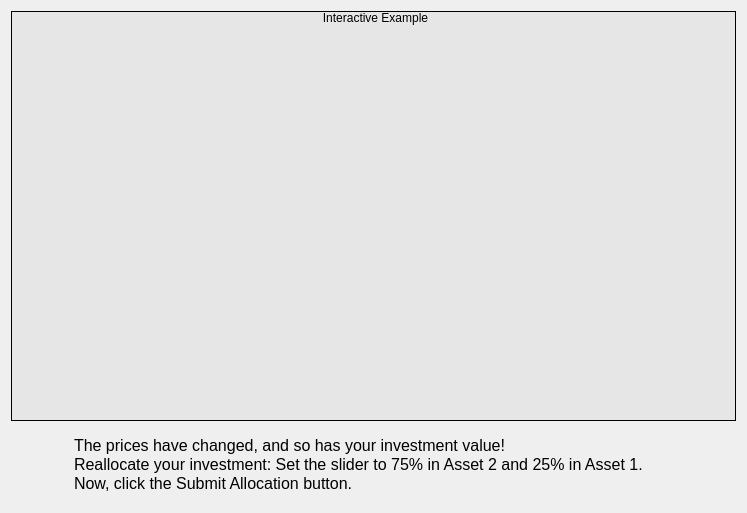
Qt form MarketSimulation/instructionscreentest2.ui (dwattttt/marketsim) before a commit.
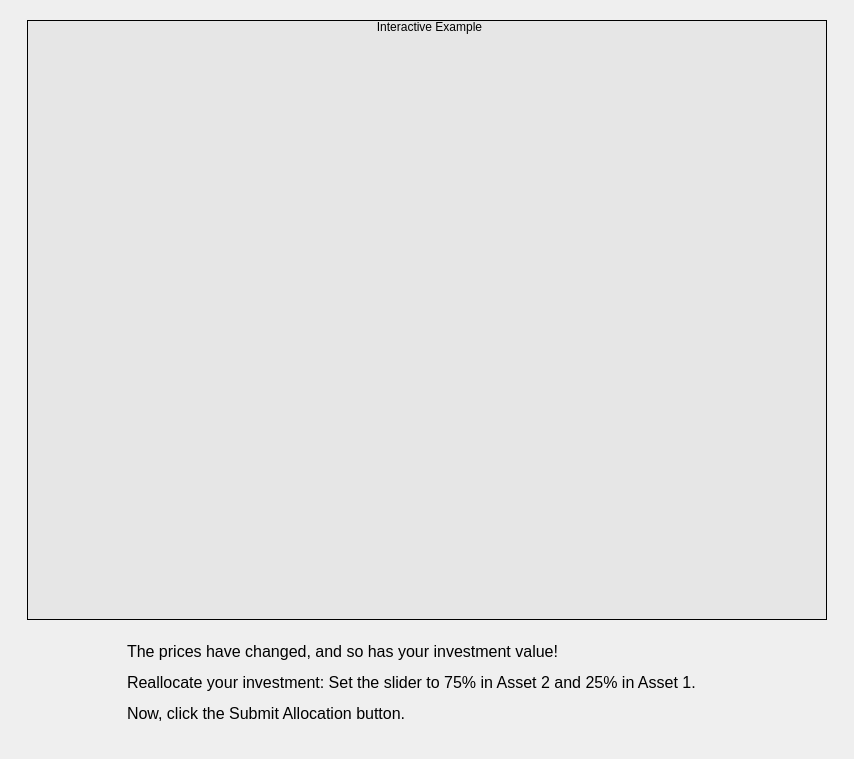
The same form after that commit. Custom widgets are drawn as their Qt base class.

Commit message: Completed most of Digsy's latest screen changes  * Screen 2 add "the"  * Screen 3 captilisation, new sentence  * Screen 5 revert text add spacing,  * Screen 6 spacing  * Screen 7 line change  * Set fixed size for simulation and screenshot, QPictureLabel causing some lingering issues  * Screen 10 rewrite text  * Screen 13 blank out previous once allocation submitted

```diff
--- a/MarketSimulation/instructionscreentest2.ui
+++ b/MarketSimulation/instructionscreentest2.ui
@@ -6,26 +6,48 @@
    <rect>
     <x>0</x>
     <y>0</y>
-    <width>747</width>
-    <height>513</height>
+    <width>854</width>
+    <height>759</height>
    </rect>
   </property>
   <property name="windowTitle">
    <string>Form</string>
   </property>
-  <layout class="QVBoxLayout" name="verticalLayout_3">
+  <layout class="QHBoxLayout" name="horizontalLayout">
+   <item>
+    <spacer name="horizontalSpacer_2">
+     <property name="orientation">
+      <enum>Qt::Horizontal</enum>
+     </property>
+     <property name="sizeHint" stdset="0">
+      <size>
+       <width>0</width>
+       <height>20</height>
+      </size>
+     </property>
+    </spacer>
+   </item>
+   <item>
+    <widget class="QWidget" name="widget_2" native="true">
+     <property name="minimumSize">
+      <size>
+       <width>100</width>
+       <height>0</height>
+      </size>
+     </property>
+     <layout class="QVBoxLayout" name="verticalLayout_2">
    <item>
     <widget class="QGroupBox" name="groupBox">
      <property name="sizePolicy">
-      <sizepolicy hsizetype="Preferred" vsizetype="Expanding">
+         <sizepolicy hsizetype="Fixed" vsizetype="Fixed">
        <horstretch>0</horstretch>
        <verstretch>0</verstretch>
       </sizepolicy>
      </property>
      <property name="minimumSize">
       <size>
-       <width>0</width>
-       <height>100</height>
+          <width>800</width>
+          <height>600</height>
       </size>
      </property>
      <property name="styleSheet">
@@ -105,13 +127,13 @@
          </font>
         </property>
         <property name="text">
-         <string>&lt;html&gt;&lt;head/&gt;&lt;body&gt;&lt;p style=&quot; margin-top:0px; margin-bottom:0px; margin-left:0px; margin-right:0px; -qt-block-indent:0; text-indent:0px;&quot;&gt;The prices have changed, and so has your investment value!&lt;/p&gt;&lt;p style=&quot; margin-top:0px; margin-bottom:0px; margin-left:0px; margin-right:0px; -qt-block-indent:0; text-indent:0px;&quot;&gt;Reallocate your investment: Set the slider to 75% in Asset 2 and 25% in Asset 1.&lt;/p&gt;&lt;p style=&quot; margin-top:0px; margin-bottom:0px; margin-left:0px; margin-right:0px; -qt-block-indent:0; text-indent:0px;&quot;&gt;Now, click the Submit Allocation button.&lt;/p&gt;&lt;/body&gt;&lt;/html&gt;</string>
-        </property>
-        <property name="textFormat">
-         <enum>Qt::AutoText</enum>
-        </property>
-        <property name="wordWrap">
-         <bool>true</bool>
+            <string>&lt;!DOCTYPE HTML PUBLIC &quot;-//W3C//DTD HTML 4.0//EN&quot; &quot;http://www.w3.org/TR/REC-html40/strict.dtd&quot;&gt;
+&lt;html&gt;&lt;head&gt;&lt;meta name=&quot;qrichtext&quot; content=&quot;1&quot; /&gt;&lt;style type=&quot;text/css&quot;&gt;
+p, li { white-space: pre-wrap; }
+&lt;/style&gt;&lt;/head&gt;&lt;body style=&quot; font-family:'MS Shell Dlg 2'; font-size:8.25pt; font-weight:400; font-style:normal;&quot;&gt;
+&lt;p&gt;&lt;span style=&quot; font-size:12pt;&quot;&gt;The prices have changed, and so has your investment value!&lt;/span&gt;&lt;/p&gt;
+&lt;p&gt;&lt;span style=&quot; font-size:12pt;&quot;&gt;Reallocate your investment: Set the slider to 75% in Asset 2 and 25% in Asset 1.&lt;/span&gt;&lt;/p&gt;
+&lt;p&gt;&lt;span style=&quot; font-size:12pt;&quot;&gt;Now, click the Submit Allocation button.&lt;/span&gt;&lt;/p&gt;&lt;/body&gt;&lt;/html&gt;</string>
         </property>
        </widget>
       </item>
@@ -130,6 +152,22 @@
       </item>
      </layout>
     </widget>
+      </item>
+     </layout>
+    </widget>
+   </item>
+   <item>
+    <spacer name="horizontalSpacer_3">
+     <property name="orientation">
+      <enum>Qt::Horizontal</enum>
+     </property>
+     <property name="sizeHint" stdset="0">
+      <size>
+       <width>0</width>
+       <height>20</height>
+      </size>
+     </property>
+    </spacer>
    </item>
   </layout>
  </widget>
```
Lines whose indentation alone changed are shown as unchanged. The commit also changes 10 other files.
